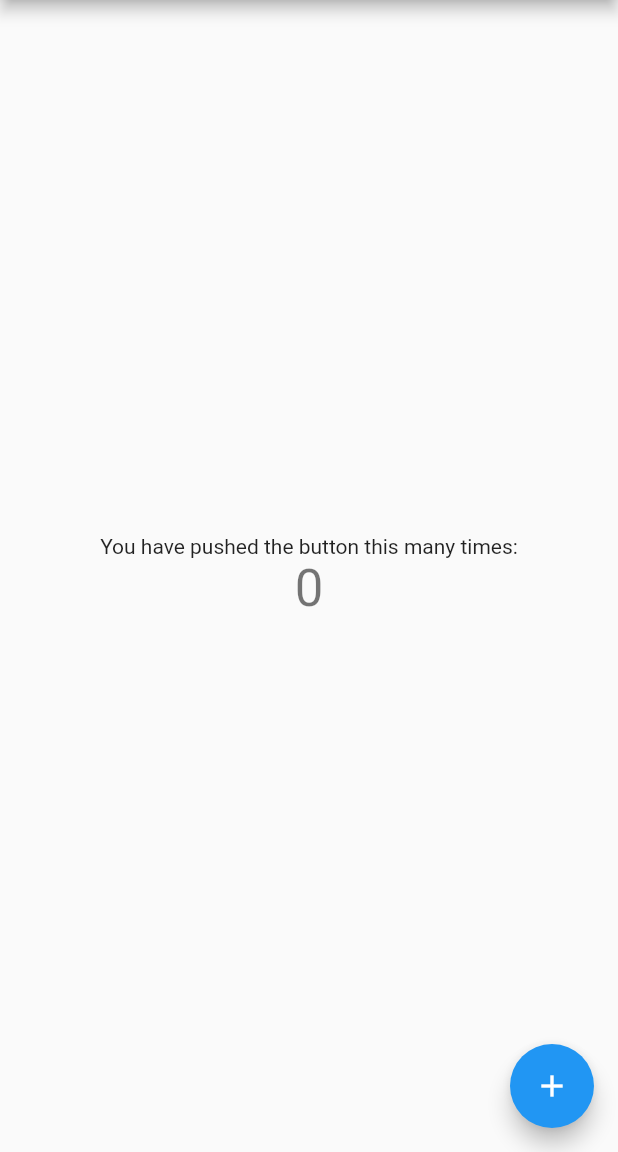
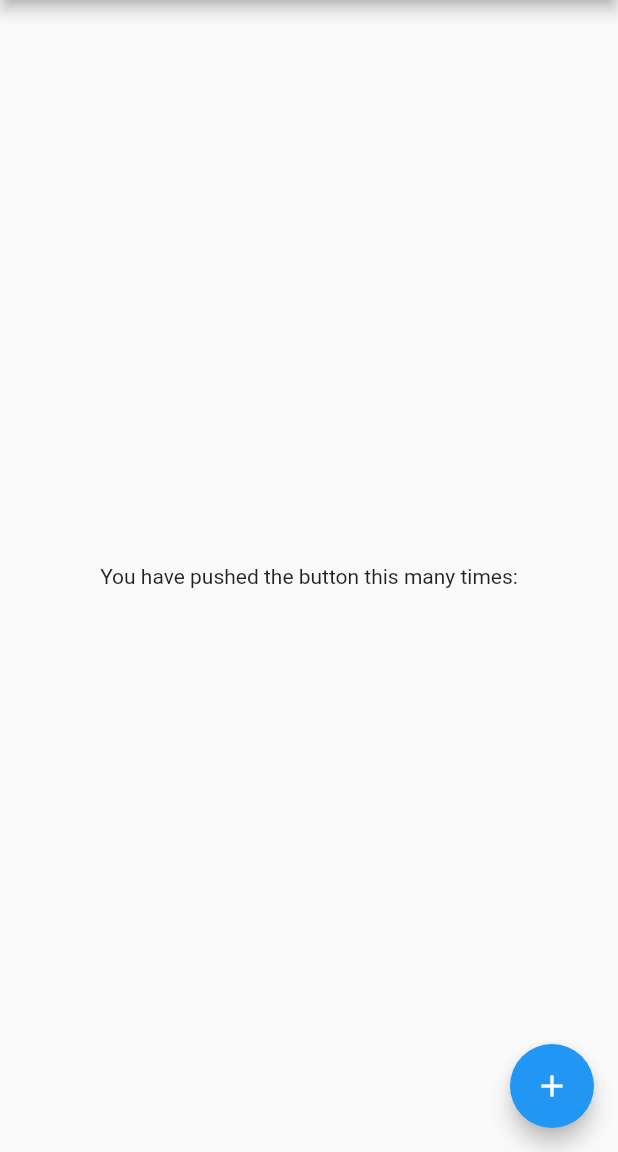
Before and after one commit to firovski/Flutter-Despicable-Me-UI, a Flutter app: the screen it shows after launch, on a phone screen of 412 x 824 dp, the part 84-1236 px from its top. Run offline on Flutter 3.47's test engine with Material 2 defaults, Android fonts, the phone set to English and light mode, and no system bars.

Commit message:
Initial commit

```diff
--- a/lib/main.dart
+++ b/lib/main.dart
@@ -8,18 +8,7 @@ class MyApp extends StatelessWidget {
   Widget build(BuildContext context) {
     return MaterialApp(
       title: 'Flutter Demo',
-      theme: ThemeData(
-        // This is the theme of your application.
-        //
-        // Try running your application with "flutter run". You'll see the
-        // application has a blue toolbar. Then, without quitting the app, try
-        // changing the primarySwatch below to Colors.green and then invoke
-        // "hot reload" (press "r" in the console where you ran "flutter run",
-        // or simply save your changes to "hot reload" in a Flutter IDE).
-        // Notice that the counter didn't reset back to zero; the application
-        // is not restarted.
-        primarySwatch: Colors.blue,
-      ),
+
       home: MyHomePage(title: 'Flutter Demo Home Page'),
     );
   }
@@ -44,18 +33,8 @@ class MyHomePage extends StatefulWidget {
 }
 
 class _MyHomePageState extends State<MyHomePage> {
-  int _counter = 0;
 
-  void _incrementCounter() {
-    setState(() {
-      // This call to setState tells the Flutter framework that something has
-      // changed in this State, which causes it to rerun the build method below
-      // so that the display can reflect the updated values. If we changed
-      // _counter without calling setState(), then the build method would not be
-      // called again, and so nothing would appear to happen.
-      _counter++;
-    });
-  }
+
 
   @override
   Widget build(BuildContext context) {
@@ -94,15 +73,11 @@ class _MyHomePageState extends State<MyHomePage> {
             Text(
               'You have pushed the button this many times:',
             ),
-            Text(
-              '$_counter',
-              style: Theme.of(context).textTheme.display1,
-            ),
+
           ],
         ),
       ),
       floatingActionButton: FloatingActionButton(
-        onPressed: _incrementCounter,
         tooltip: 'Increment',
         child: Icon(Icons.add),
       ), // This trailing comma makes auto-formatting nicer for build methods.
```
